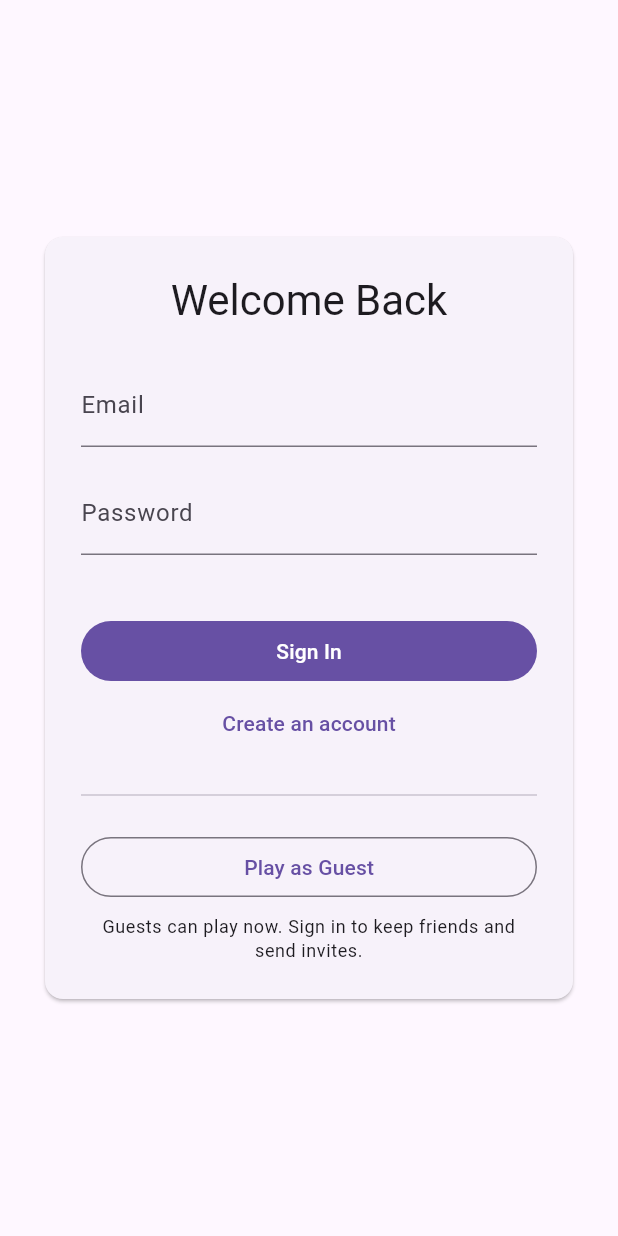
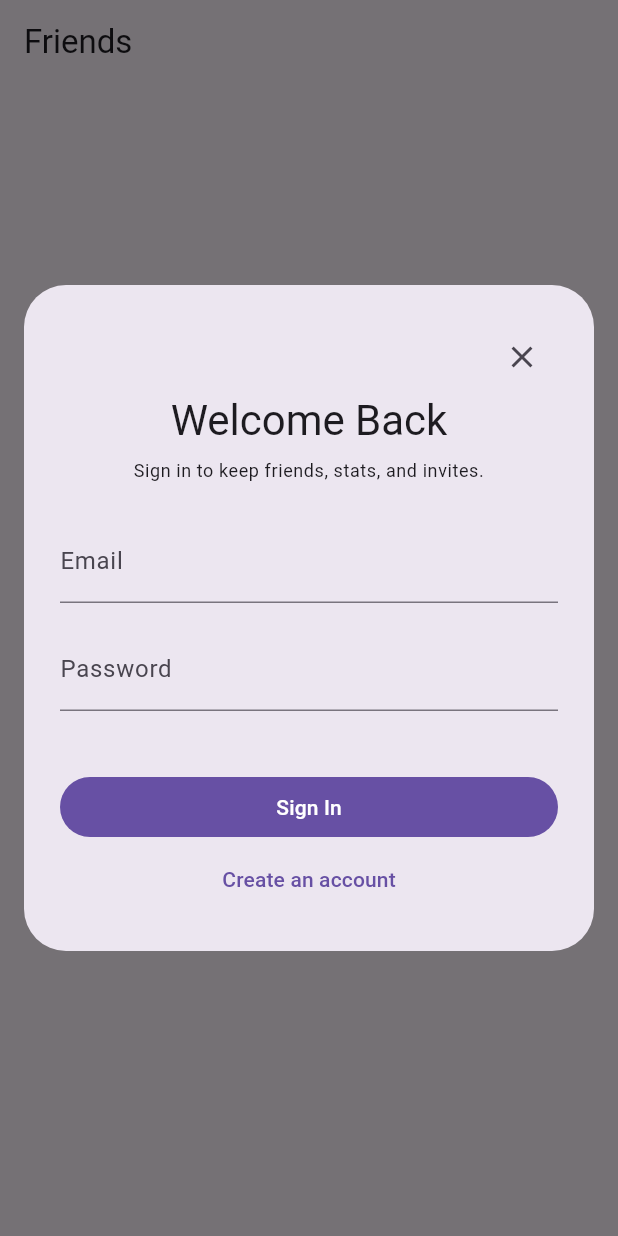
Before and after one commit to JaidynDev/Quoridor, a Flutter app: the FriendsScreen screen opened by its route, after a tap on "Sign In", on a phone screen of 412 x 824 dp. Run offline on Flutter 3.47's test engine with Material 3 defaults, Android fonts, the phone set to English and light mode, and no system bars; our stand-ins replace cloud_firestore, firebase_auth, firebase_core, go_router, share_plus, shared_preferences; accounts and stored records are empty; network calls fail.

Commit message:
Auto-join as guest and open sign-in from the profile avatar
The app starts on home as a guest instead of the login screen. Tapping
your profile shows sign-in; signed-in accounts still get their profile
and Sign Out, which returns them to guest play.

Co-authored-by: Jaidyn <JaidynDev@users.noreply.github.com>

```diff
--- a/lib/main.dart
+++ b/lib/main.dart
@@ -90,7 +90,7 @@ class _AppRouterState extends State<AppRouter> {
   void initState() {
     super.initState();
     _router = GoRouter(
-      initialLocation: '/login',
+      initialLocation: '/',
       refreshListenable: _authRefresh,
       redirect: (context, state) {
         final authState = _authRefresh.user;
@@ -100,9 +100,7 @@ class _AppRouterState extends State<AppRouter> {
 
         if (!_authRefresh.ready) return null;
         if (isPreview) return null;
-        if (authState == null && !isLoggingIn) return '/login';
-        // Signed-in accounts leave the login screen. Guests may stay there
-        // to create an account.
+        // Guests land on home. Accounts leave the sign-in screen.
         if (authState != null && !authState.isGuest && isLoggingIn) return '/';
 
         return null;
--- a/lib/screens/auth/auth_screen.dart
+++ b/lib/screens/auth/auth_screen.dart
@@ -4,7 +4,19 @@ import 'package:go_router/go_router.dart';
 import '../../services/auth_service.dart';
 
 class AuthScreen extends StatefulWidget {
-  const AuthScreen({super.key});
+  final bool asDialog;
+
+  const AuthScreen({super.key, this.asDialog = false});
+
+  static Future<void> show(BuildContext context) {
+    return showDialog(
+      context: context,
+      builder: (context) => const Dialog(
+        insetPadding: EdgeInsets.all(16),
+        child: AuthScreen(asDialog: true),
+      ),
+    );
+  }
 
   @override
   State<AuthScreen> createState() => _AuthScreenState();
@@ -28,6 +40,14 @@ class _AuthScreenState extends State<AuthScreen> {
     'https://api.dicebear.com/7.x/avataaars/png?seed=Kitty',
   ];
 
+  @override
+  void dispose() {
+    _emailController.dispose();
+    _passwordController.dispose();
+    _usernameController.dispose();
+    super.dispose();
+  }
+
   Future<void> _submit() async {
     if (!_formKey.currentState!.validate()) return;
 
@@ -50,10 +70,15 @@ class _AuthScreenState extends State<AuthScreen> {
           _emailController.text.trim(),
           _passwordController.text.trim(),
           _usernameController.text.trim(),
-          _selectedAvatar
+          _selectedAvatar,
         );
       }
-      if (mounted) context.go('/');
+      if (!mounted) return;
+      if (widget.asDialog) {
+        Navigator.pop(context);
+      } else {
+        context.go('/');
+      }
     } catch (e) {
       setState(() => _errorMessage = e.toString());
     } finally {
@@ -61,25 +86,31 @@ class _AuthScreenState extends State<AuthScreen> {
     }
   }
 
-  @override
-  Widget build(BuildContext context) {
-    return Scaffold(
-      body: Center(
-        child: ConstrainedBox(
-          constraints: const BoxConstraints(maxWidth: 400),
-          child: Card(
-            margin: const EdgeInsets.all(24),
-            child: Padding(
-            padding: const EdgeInsets.all(24.0),
-            child: Form(
+  Widget _form() {
+    return Form(
       key: _formKey,
       child: SingleChildScrollView(
         child: Column(
           mainAxisSize: MainAxisSize.min,
           children: [
+            if (widget.asDialog)
+              Align(
+                alignment: Alignment.centerRight,
+                child: IconButton(
+                  tooltip: 'Close',
+                  onPressed: () => Navigator.pop(context),
+                  icon: const Icon(Icons.close),
+                ),
+              ),
             Text(
               _isLogin ? 'Welcome Back' : 'Create Account',
               style: Theme.of(context).textTheme.headlineMedium,
+            ),
+            const SizedBox(height: 8),
+            Text(
+              'Sign in to keep friends, stats, and invites.',
+              style: Theme.of(context).textTheme.bodySmall,
+              textAlign: TextAlign.center,
             ),
             const SizedBox(height: 24),
             TextFormField(
@@ -118,7 +149,9 @@ class _AuthScreenState extends State<AuthScreen> {
                       child: Container(
                         decoration: BoxDecoration(
                           shape: BoxShape.circle,
-                                  border: isSelected ? Border.all(color: Theme.of(context).primaryColor, width: 3) : null,
+                          border: isSelected
+                              ? Border.all(color: Theme.of(context).primaryColor, width: 3)
+                              : null,
                         ),
                         child: CircleAvatar(
                           backgroundImage: NetworkImage(url),
@@ -139,7 +172,11 @@ class _AuthScreenState extends State<AuthScreen> {
               child: FilledButton(
                 onPressed: _isLoading ? null : _submit,
                 child: _isLoading
-                          ? const CircularProgressIndicator()
+                    ? const SizedBox(
+                        width: 24,
+                        height: 24,
+                        child: CircularProgressIndicator(strokeWidth: 2),
+                      )
                     : Text(_isLogin ? 'Sign In' : 'Sign Up'),
               ),
             ),
@@ -147,47 +184,42 @@ class _AuthScreenState extends State<AuthScreen> {
               onPressed: () => setState(() => _isLogin = !_isLogin),
               child: Text(_isLogin ? 'Create an account' : 'Have an account? Sign In'),
             ),
-                    const SizedBox(height: 16),
-                    const Divider(),
-                    const SizedBox(height: 16),
-                    SizedBox(
-                      width: double.infinity,
-                      child: OutlinedButton(
-                        onPressed: _isLoading ? null : _playAsGuest,
-                        child: const Text('Play as Guest'),
-                      ),
-                    ),
-                    const SizedBox(height: 8),
-                    Text(
-                      'Guests can play now. Sign in to keep friends and send invites.',
-                      style: Theme.of(context).textTheme.bodySmall,
-                      textAlign: TextAlign.center,
-                    ),
           ],
         ),
       ),
+    );
+  }
+
+  @override
+  Widget build(BuildContext context) {
+    final form = Padding(
+      padding: const EdgeInsets.all(24.0),
+      child: _form(),
+    );
+
+    if (widget.asDialog) {
+      return ConstrainedBox(
+        constraints: const BoxConstraints(maxWidth: 400, maxHeight: 640),
+        child: form,
+      );
+    }
+
+    return Scaffold(
+      appBar: AppBar(
+        leading: IconButton(
+          icon: const Icon(Icons.close),
+          onPressed: () => context.go('/'),
         ),
       ),
+      body: Center(
+        child: ConstrainedBox(
+          constraints: const BoxConstraints(maxWidth: 400),
+          child: Card(
+            margin: const EdgeInsets.all(24),
+            child: form,
           ),
         ),
       ),
     );
   }
-
-  Future<void> _playAsGuest() async {
-    setState(() {
-      _isLoading = true;
-      _errorMessage = null;
-    });
-
-    try {
-      final auth = context.read<AuthService>();
-      await auth.playAsGuest();
-      if (mounted) context.go('/');
-    } catch (e) {
-      setState(() => _errorMessage = e.toString());
-    } finally {
-      if (mounted) setState(() => _isLoading = false);
 }
-  }
-}
--- a/lib/screens/friends/friends_screen.dart
+++ b/lib/screens/friends/friends_screen.dart
@@ -1,6 +1,7 @@
 import 'package:flutter/material.dart';
+import 'package:go_router/go_router.dart';
 import 'package:provider/provider.dart';
-import 'package:go_router/go_router.dart';
+import '../../screens/auth/auth_screen.dart';
 import '../../models/game_model.dart';
 import '../../models/user_model.dart';
 import '../../services/database_service.dart';
@@ -30,7 +31,7 @@ class FriendsScreen extends StatelessWidget {
                 ),
                 const SizedBox(height: 24),
                 FilledButton(
-                  onPressed: () => context.go('/login'),
+                  onPressed: () => AuthScreen.show(context),
                   child: const Text('Sign In'),
                 ),
               ],
```
Also changed, not shown: lib/screens/home/home_screen.dart (+4 -28 lines), lib/services/auth_service.dart (+23 -3 lines), lib/widgets/user_profile_dialog.dart (+20 -1 lines). Lines whose indentation alone changed are shown as unchanged.
